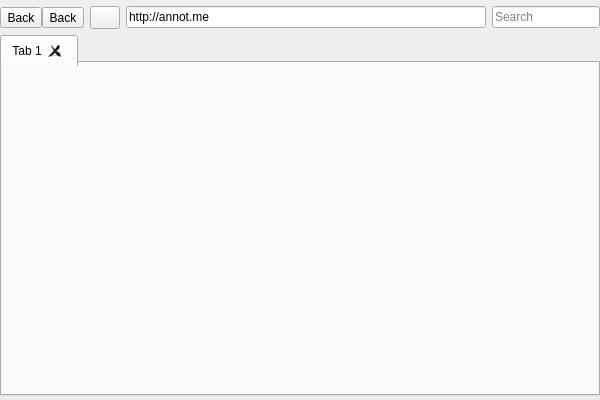
The window that module/webbrowser/webbrowser.ui (pureexe/annot-player) describes before a commit, drawn with Qt 5.
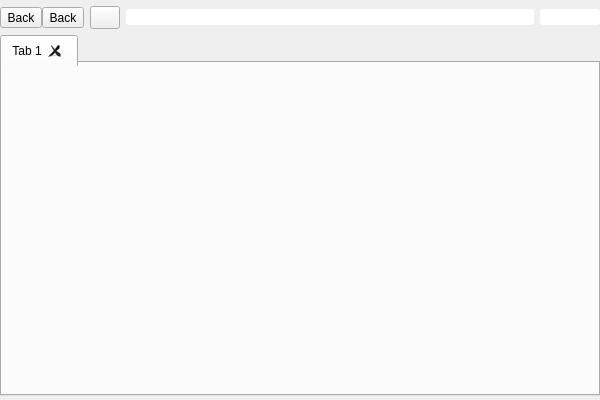
The same window after the commit. Icons and pictures are not drawn.

The edit to the form file:
```diff
--- a/module/webbrowser/webbrowser.ui
+++ b/module/webbrowser/webbrowser.ui
@@ -11,8 +11,26 @@
    </rect>
   </property>
   <property name="styleSheet">
-   <string notr="true">QLineEdit {
-	border-image: url(&quot;:/images/lineedit.png&quot;) ;
+   <string notr="true">QComboBox {
+	border-image:url(&quot;:/images/comboedit.png&quot;);
+    border-width:4px;
+    border-radius:3px;
+}
+ 
+QComboBox::drop-down {
+	background:transparent;
+}
+
+QComboBox::down-arrow {
+	background:transparent;
+}
+
+QComboBox::down-arrow:pressed {
+	background:transparent;
+}
+
+QLineEdit {
+	border-image:url(&quot;:/images/lineedit.png&quot;);
 	border-width:4;
 	color:black;
 }
@@ -21,38 +39,45 @@
      top: 4px;
 }
 
- QTabBar::tab { 
-	border-image: url(&quot;:/images/tab.png&quot;) ;
+QTabBar::tab { 
+	border-image:url(&quot;:/images/tab.png&quot;);
 	border-width:4px;
 	padding-left:3px;
 	min-width:54ex;
 	color: black;
 }
 
-QTabBar::tab:!selected{
-     margin-top: 3px;
-     margin-bottom: 5px;
-  }
+QTabBar::tab:!selected {
+	margin-top:3px;
+	margin-bottom:5px;
+}
 
 QTabBar::tab:selected {
-	border-image: url(&quot;:/images/tab-selected.png&quot;) ;
-    margin-bottom: 3px;
+	border-image:url(&quot;:/images/tab-selected.png&quot;);
+	margin-bottom:3px;
 }
 
-QTabBar::tab:last {  border-image: url(&quot;:/images/tab-last.png&quot;) ;}
+QTabBar::tab:last {
+	border-image:url(&quot;:/images/tab-last.png&quot;);
+}
 
 QTabBar::tab:selected:only-one {
-	border-image: url(&quot;:/images/tab-last-selected.png&quot;) ;
-    margin-bottom: 3px;
+	border-image:url(&quot;:/images/tab-last-selected.png&quot;);
+    margin-bottom:3px;
 }
 
 QTabBar::tab:selected:last {
-	border-image: url(&quot;:/images/tab-last-selected.png&quot;) ;
-    margin-bottom: 3px;
+	border-image:url(&quot;:/images/tab-last-selected.png&quot;);
+    margin-bottom:3px;
 }
 
-QTabBar::tab:!selected:last:hover { border-image: url(&quot;:/images/tab-last-hover.png&quot;) ; }
-QTabBar::tab:hover:!selected { border-image: url(&quot;:/images/tab-hover.png&quot;) ; }
+QTabBar::tab:!selected:last:hover {
+	border-image:url(&quot;:/images/tab-last-hover.png&quot;);
+}
+QTabBar::tab:hover:!selected {
+	border-image:url(&quot;:/images/tab-hover.png&quot;);
+}
+
 /*
 QTabBar::close-button { image: url(&quot;:/images/closebutton.png&quot;) ; }
 QTabBar::close-button:hover:!pressed { image: url(&quot;:/images/closebutton_hover.png&quot;) ;}
@@ -155,25 +180,28 @@
      </layout>
     </item>
     <item row="0" column="2">
-     <widget class="QLineEdit" name="addressLine">
+     <widget class="QComboBox" name="addressEdit">
       <property name="sizePolicy">
        <sizepolicy hsizetype="Expanding" vsizetype="Fixed">
         <horstretch>1</horstretch>
         <verstretch>0</verstretch>
        </sizepolicy>
       </property>
-      <property name="text">
-       <string>http://annot.me</string>
+      <property name="editable">
+       <bool>true</bool>
       </property>
      </widget>
     </item>
     <item row="0" column="3">
-     <widget class="QLineEdit" name="searchEdit">
+     <widget class="QComboBox" name="searchEdit">
+      <property name="toolTip">
+       <string/>
+      </property>
       <property name="styleSheet">
        <string notr="true">color:gray;</string>
       </property>
-      <property name="text">
-       <string>Search</string>
+      <property name="editable">
+       <bool>true</bool>
       </property>
      </widget>
     </item>
```
Left out of the diff: 20 changed lines with no effect on the pictures.
